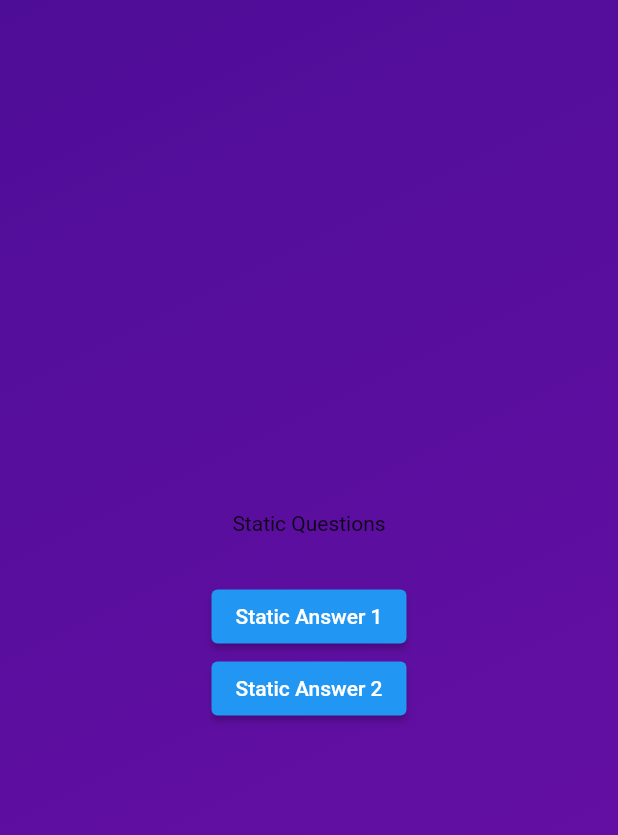
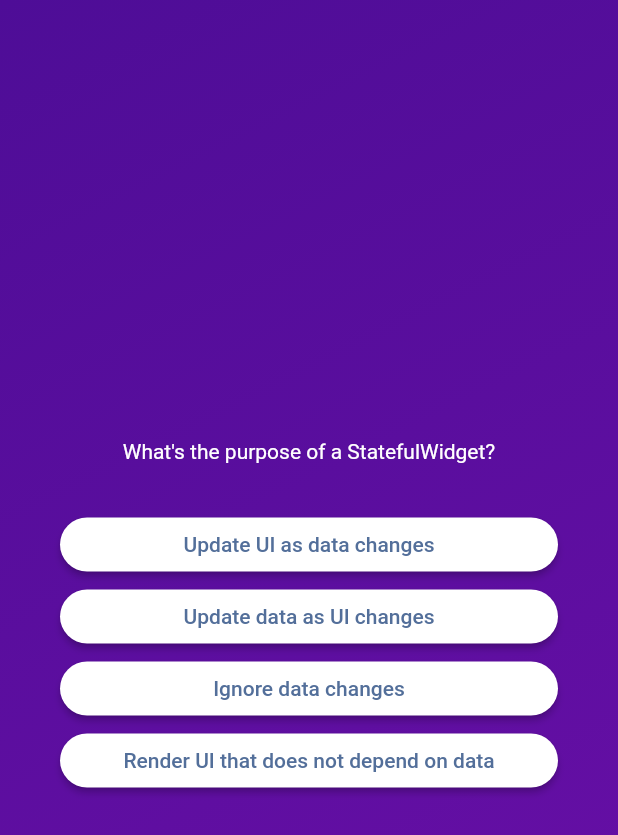
Before and after one commit to hongphuc5497/flutter_quiz_app, a Flutter app: the screen it shows after launch, after a tap on "Start Quiz", on a phone screen of 412 x 824 dp. Shown: the top 835 px of the screen. Run offline on Flutter 3.47's test engine with Material 2 defaults, Android fonts, the phone set to English and light mode, and no system bars.

Commit message:
flutter: AnswerButton widget styling

```diff
--- /dev/null
+++ b/lib/answer_button.dart
@@ -0,0 +1,31 @@
+import 'package:flutter/material.dart';
+
+class AnswerButton extends StatelessWidget {
+  const AnswerButton({
+    super.key,
+    required this.answerText,
+    required this.onTap,
+  });
+
+  final String answerText;
+  final void Function() onTap;
+
+  @override
+  Widget build(BuildContext context) {
+    return ElevatedButton(
+      onPressed: onTap,
+      style: ElevatedButton.styleFrom(
+        padding: const EdgeInsets.symmetric(
+          vertical: 10,
+          horizontal: 20,
+        ),
+        foregroundColor: const Color.fromARGB(255, 83, 111, 154),
+        backgroundColor: const Color.fromARGB(255, 255, 255, 255),
+        shape: RoundedRectangleBorder(
+          borderRadius: BorderRadius.circular(20),
+        ),
+      ),
+      child: Text(answerText),
+    );
+  }
+}
--- a/lib/data/questions.dart
+++ b/lib/data/questions.dart
@@ -1,4 +1,6 @@
 import 'package:flutter_quiz_app/models/quiz_question.dart';
+
+// The correct answer always is the first item in the answers list
 
 const questions = [
   QuizQuestion(
--- a/lib/questions_screen.dart
+++ b/lib/questions_screen.dart
@@ -1,6 +1,10 @@
 import 'package:flutter/material.dart';
 
+import 'package:flutter_quiz_app/data/questions.dart';
+
 import 'package:flutter_quiz_app/models/quiz_question.dart';
+
+import 'package:flutter_quiz_app/answer_button.dart';
 
 class QuestionsScreen extends StatefulWidget {
   const QuestionsScreen({super.key});
@@ -12,26 +16,31 @@ class QuestionsScreen extends StatefulWidget {
 }
 
 class _QuestionsScreenState extends State<QuestionsScreen> {
+  final currenQuestion = questions[2];
+
   @override
   Widget build(BuildContext context) {
     return SizedBox(
       width: double.infinity,
+      child: Container(
+        margin: const EdgeInsets.all(40),
         child: Column(
           mainAxisAlignment: MainAxisAlignment.center,
+          crossAxisAlignment: CrossAxisAlignment.stretch,
           children: [
-          const Text('Static Questions'),
-          const SizedBox(
-            height: 30,
+            Text(
+              currenQuestion.text,
+              style: const TextStyle(
+                color: Colors.white,
               ),
-          ElevatedButton(
-            onPressed: () {},
-            child: const Text("Static Answer 1"),
+              textAlign: TextAlign.center,
             ),
-          ElevatedButton(
-            onPressed: () {},
-            child: const Text("Static Answer 2"),
+            const SizedBox(height: 30),
+            ...currenQuestion.answers.map((item) {
+              return AnswerButton(answerText: item, onTap: () => {});
+            }),
+          ],
         ),
-        ],
       ),
     );
   }
```
Lines whose indentation alone changed are shown as unchanged.
